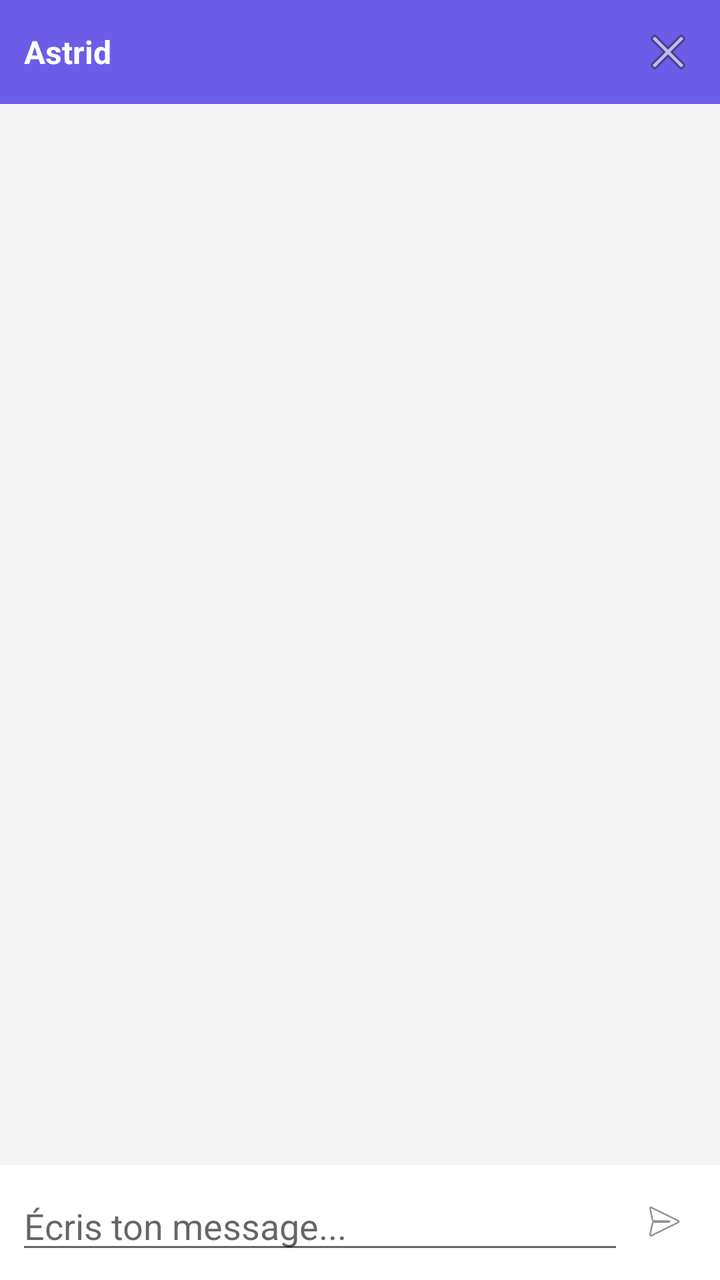
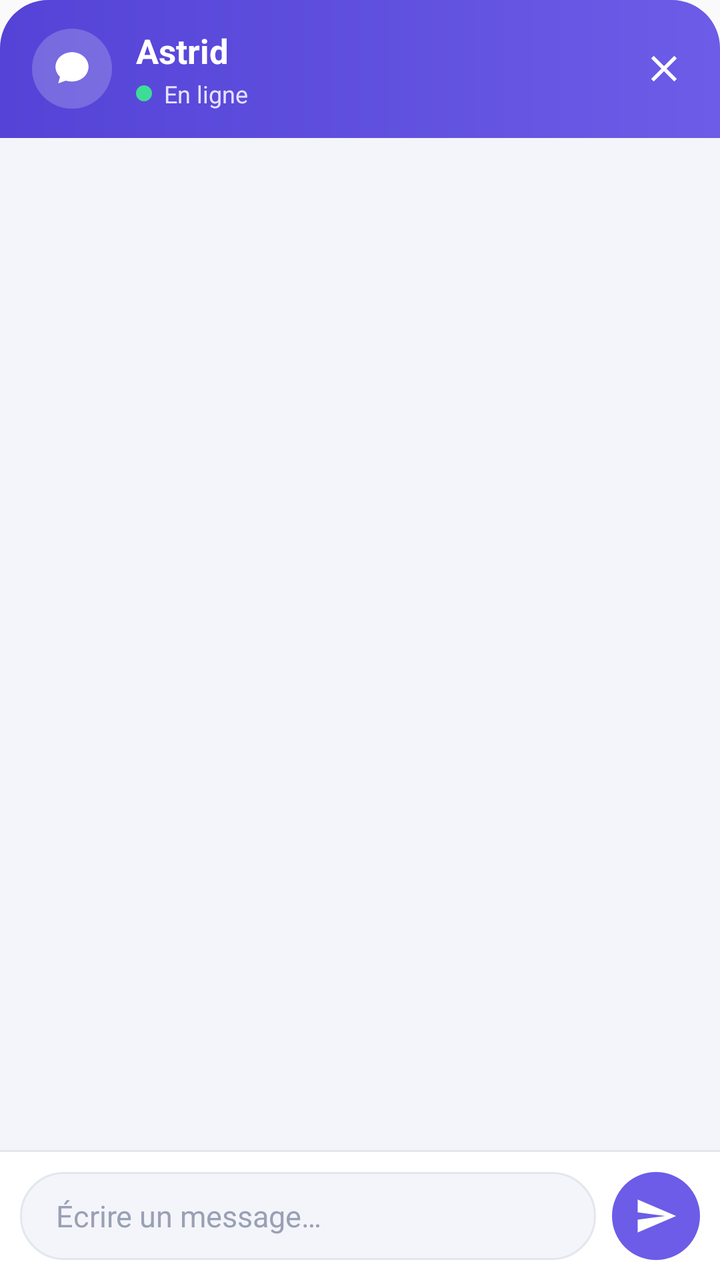

Before-and-after screenshots of an Android layout around one commit, followed by the original layout XML and the change that was made.
<!-- AndroidManifest.xml: application theme Theme.FloatingAI -->
<!-- res/layout/chat_overlay.xml -->
<?xml version="1.0" encoding="utf-8"?>
<LinearLayout xmlns:android="http://schemas.android.com/apk/res/android"
    android:layout_width="match_parent"
    android:layout_height="match_parent"
    android:orientation="vertical"
    android:background="#F5F5F5"
    android:elevation="8dp">

    <LinearLayout
        android:layout_width="match_parent"
        android:layout_height="wrap_content"
        android:orientation="horizontal"
        android:background="#6C5CE7"
        android:padding="12dp"
        android:gravity="center_vertical">

        <TextView
            android:layout_width="0dp"
            android:layout_height="wrap_content"
            android:layout_weight="1"
            android:text="Astrid"
            android:textColor="#FFFFFF"
            android:textStyle="bold"
            android:textSize="16sp" />

        <ImageView
            android:id="@+id/closeButton"
            android:layout_width="28dp"
            android:layout_height="28dp"
            android:src="@android:drawable/ic_menu_close_clear_cancel"
            android:contentDescription="Fermer" />

    </LinearLayout>

    <ScrollView
        android:id="@+id/messagesScroll"
        android:layout_width="match_parent"
        android:layout_height="0dp"
        android:layout_weight="1"
        android:padding="12dp">

        <TextView
            android:id="@+id/messagesText"
            android:layout_width="match_parent"
            android:layout_height="wrap_content"
            android:textColor="#222222"
            android:textSize="14sp" />

    </ScrollView>

    <LinearLayout
        android:layout_width="match_parent"
        android:layout_height="wrap_content"
        android:orientation="horizontal"
        android:padding="8dp"
        android:background="#FFFFFF">

        <EditText
            android:id="@+id/chatInput"
            android:layout_width="0dp"
            android:layout_height="wrap_content"
            android:layout_weight="1"
            android:hint="Écris ton message..."
            android:maxLines="4" />

        <ImageView
            android:id="@+id/sendButton"
            android:layout_width="40dp"
            android:layout_height="40dp"
            android:padding="8dp"
            android:src="@android:drawable/ic_menu_send"
            android:contentDescription="Envoyer" />

    </LinearLayout>

</LinearLayout>
<!-- resources referenced by this layout -->
<resources>
  <style name="Theme.FloatingAI" parent="Theme.AppCompat.Light.NoActionBar" />
</resources>

<!-- the commit's change to res/layout/chat_overlay.xml (unified diff, before → after) -->
@@ -3,72 +3,142 @@
     android:layout_width="match_parent"
     android:layout_height="match_parent"
     android:orientation="vertical"
-    android:background="#F5F5F5"
-    android:elevation="8dp">
+    android:background="@drawable/panel_background">
 
+    
     <LinearLayout
         android:layout_width="match_parent"
         android:layout_height="wrap_content"
         android:orientation="horizontal"
-        android:background="#6C5CE7"
-        android:padding="12dp"
+        android:background="@drawable/header_background"
+        android:paddingLeft="16dp"
+        android:paddingRight="8dp"
+        android:paddingTop="14dp"
+        android:paddingBottom="14dp"
         android:gravity="center_vertical">
 
-        <TextView
+        <FrameLayout
+            android:layout_width="40dp"
+            android:layout_height="40dp"
+            android:background="@drawable/avatar_background">
+
+            <ImageView
+                android:layout_width="22dp"
+                android:layout_height="22dp"
+                android:layout_gravity="center"
+                android:src="@drawable/ic_bubble"
+                android:contentDescription="@null" />
+        </FrameLayout>
+
+        <LinearLayout
             android:layout_width="0dp"
             android:layout_height="wrap_content"
             android:layout_weight="1"
-            android:text="Astrid"
-            android:textColor="#FFFFFF"
-            android:textStyle="bold"
-            android:textSize="16sp" />
+            android:layout_marginLeft="12dp"
+            android:orientation="vertical">
+
+            <TextView
+                android:layout_width="wrap_content"
+                android:layout_height="wrap_content"
+                android:text="Astrid"
+                android:textColor="#FFFFFF"
+                android:textStyle="bold"
+                android:textSize="17sp" />
+
+            <LinearLayout
+                android:layout_width="wrap_content"
+                android:layout_height="wrap_content"
+                android:layout_marginTop="2dp"
+                android:orientation="horizontal"
+                android:gravity="center_vertical">
+
+                <View
+                    android:layout_width="8dp"
+                    android:layout_height="8dp"
+                    android:background="@drawable/status_dot" />
+
+                <TextView
+                    android:id="@+id/statusText"
+                    android:layout_width="wrap_content"
+                    android:layout_height="wrap_content"
+                    android:layout_marginLeft="6dp"
+                    android:text="En ligne"
+                    android:textColor="#E6E2FF"
+                    android:textSize="12sp" />
+            </LinearLayout>
+        </LinearLayout>
 
         <ImageView
             android:id="@+id/closeButton"
-            android:layout_width="28dp"
-            android:layout_height="28dp"
-            android:src="@android:drawable/ic_menu_close_clear_cancel"
+            android:layout_width="40dp"
+            android:layout_height="40dp"
+            android:padding="9dp"
+            android:src="@drawable/ic_close"
             android:contentDescription="Fermer" />
 
     </LinearLayout>
 
+    
     <ScrollView
         android:id="@+id/messagesScroll"
         android:layout_width="match_parent"
         android:layout_height="0dp"
         android:layout_weight="1"
-        android:padding="12dp">
+        android:clipToPadding="false"
+        android:paddingLeft="14dp"
+        android:paddingRight="14dp"
+        android:paddingTop="10dp"
+        android:paddingBottom="10dp"
+        android:scrollbars="none">
 
-        <TextView
-            android:id="@+id/messagesText"
+        <LinearLayout
+            android:id="@+id/messagesContainer"
             android:layout_width="match_parent"
             android:layout_height="wrap_content"
-            android:textColor="#222222"
-            android:textSize="14sp" />
+            android:orientation="vertical" />
 
     </ScrollView>
 
+    <View
+        android:layout_width="match_parent"
+        android:layout_height="1dp"
+        android:background="@color/astrid_border" />
+
+    
     <LinearLayout
         android:layout_width="match_parent"
         android:layout_height="wrap_content"
         android:orientation="horizontal"
-        android:padding="8dp"
-        android:background="#FFFFFF">
+        android:background="#FFFFFF"
+        android:padding="10dp"
+        android:gravity="bottom">
 
         <EditText
             android:id="@+id/chatInput"
             android:layout_width="0dp"
             android:layout_height="wrap_content"
             android:layout_weight="1"
-            android:hint="Écris ton message..."
+            android:minHeight="44dp"
+            android:background="@drawable/input_background"
+            android:hint="Écrire un message…"
+            android:textColorHint="#9AA0B4"
+            android:textColor="@color/astrid_text"
+            android:textSize="15sp"
+            android:paddingLeft="18dp"
+            android:paddingRight="18dp"
+            android:paddingTop="10dp"
+            android:paddingBottom="10dp"
+            android:inputType="textCapSentences|textMultiLine"
             android:maxLines="4" />
 
         <ImageView
             android:id="@+id/sendButton"
-            android:layout_width="40dp"
-            android:layout_height="40dp"
-            android:padding="8dp"
-            android:src="@android:drawable/ic_menu_send"
+            android:layout_width="44dp"
+            android:layout_height="44dp"
+            android:layout_marginLeft="8dp"
+            android:padding="11dp"
+            android:background="@drawable/send_background"
+            android:src="@drawable/ic_send"
             android:contentDescription="Envoyer" />
 
     </LinearLayout>
<!-- resource entries referenced after the edit -->
@@ -1,5 +1,93 @@
 <!-- resources referenced by this layout -->
 <resources>
+  <color name="astrid_border">#E4E6EF</color>
+  <color name="astrid_text">#1F2233</color>
+  <!-- drawable avatar_background (drawable) -->
+  <?xml version="1.0" encoding="utf-8"?>
+  <shape xmlns:android="http://schemas.android.com/apk/res/android"
+      android:shape="oval">
+      <solid android:color="#33FFFFFF" />
+  </shape>
+  <!-- drawable header_background (drawable) -->
+  <?xml version="1.0" encoding="utf-8"?>
+  <shape xmlns:android="http://schemas.android.com/apk/res/android"
+      android:shape="rectangle">
+      <gradient
+          android:angle="0"
+          android:startColor="@color/astrid_primary_dark"
+          android:endColor="@color/astrid_primary" />
+      <corners
+          android:topLeftRadius="24dp"
+          android:topRightRadius="24dp" />
+  </shape>
+  <!-- drawable ic_bubble (drawable) -->
+  <?xml version="1.0" encoding="utf-8"?>
+  <vector xmlns:android="http://schemas.android.com/apk/res/android"
+      android:width="24dp"
+      android:height="24dp"
+      android:viewportWidth="24"
+      android:viewportHeight="24">
+      <path
+          android:fillColor="#FFFFFF"
+          android:pathData="M12,3C7.03,3 3,6.58 3,11c0,2.11 0.93,4.02 2.45,5.44L4.5,20l4.1,-1.46C9.65,18.83 10.8,19 12,19c4.97,0 9,-3.58 9,-8S16.97,3 12,3z" />
+  </vector>
+  <!-- drawable ic_close (drawable) -->
+  <?xml version="1.0" encoding="utf-8"?>
+  <vector xmlns:android="http://schemas.android.com/apk/res/android"
+      android:width="24dp"
+      android:height="24dp"
+      android:viewportWidth="24"
+      android:viewportHeight="24">
+      <path
+          android:fillColor="#FFFFFF"
+          android:pathData="M19,6.41L17.59,5 12,10.59 6.41,5 5,6.41 10.59,12 5,17.59 6.41,19 12,13.41 17.59,19 19,17.59 13.41,12z" />
+  </vector>
+  <!-- drawable ic_send (drawable) -->
+  <?xml version="1.0" encoding="utf-8"?>
+  <vector xmlns:android="http://schemas.android.com/apk/res/android"
+      android:width="24dp"
+      android:height="24dp"
+      android:viewportWidth="24"
+      android:viewportHeight="24">
+      <path
+          android:fillColor="#FFFFFF"
+          android:pathData="M2.01,21L23,12 2.01,3 2,10l15,2 -15,2z" />
+  </vector>
+  <!-- drawable input_background (drawable) -->
+  <?xml version="1.0" encoding="utf-8"?>
+  <shape xmlns:android="http://schemas.android.com/apk/res/android"
+      android:shape="rectangle">
+      <solid android:color="@color/astrid_bg" />
+      <stroke
+          android:width="1dp"
+          android:color="@color/astrid_border" />
+      <corners android:radius="24dp" />
+  </shape>
+  <!-- drawable panel_background (drawable) -->
+  <?xml version="1.0" encoding="utf-8"?>
+  <shape xmlns:android="http://schemas.android.com/apk/res/android"
+      android:shape="rectangle">
+      <solid android:color="@color/astrid_bg" />
+      <corners
+          android:topLeftRadius="24dp"
+          android:topRightRadius="24dp" />
+  </shape>
+  <!-- drawable send_background (drawable) -->
+  <?xml version="1.0" encoding="utf-8"?>
+  <shape xmlns:android="http://schemas.android.com/apk/res/android"
+      android:shape="oval">
+      <solid android:color="@color/astrid_primary" />
+  </shape>
+  <!-- drawable status_dot (drawable) -->
+  <?xml version="1.0" encoding="utf-8"?>
+  <shape xmlns:android="http://schemas.android.com/apk/res/android"
+      android:shape="oval">
+      <solid android:color="@color/astrid_online" />
+  </shape>
   <style name="Theme.FloatingAI" parent="Theme.AppCompat.Light.NoActionBar" />
+  <color name="astrid_primary_dark">#5443D6</color>
+  <color name="astrid_primary">#6C5CE7</color>
+  <color name="astrid_bg">#F4F5FA</color>
+  <color name="astrid_online">#3DDC97</color>
 </resources>
 
